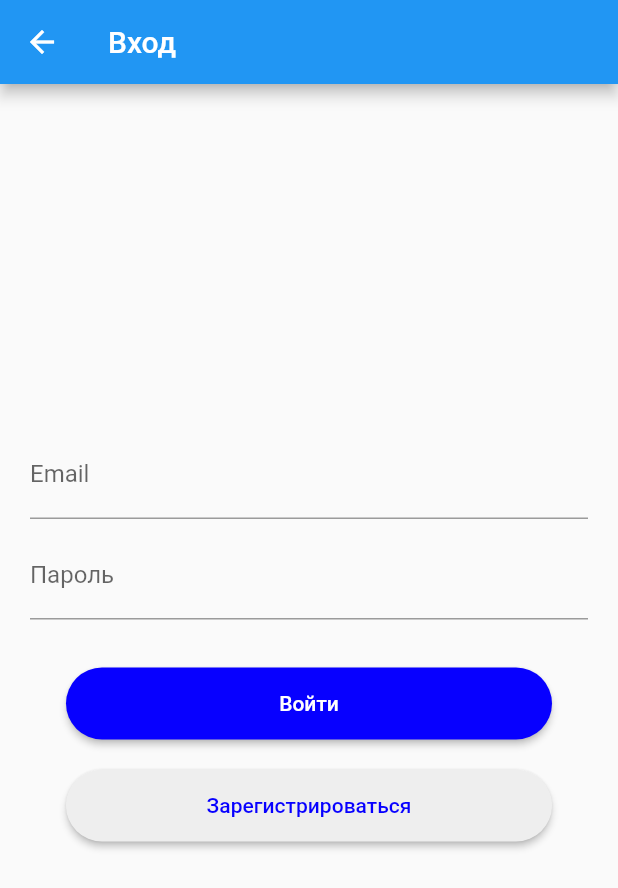
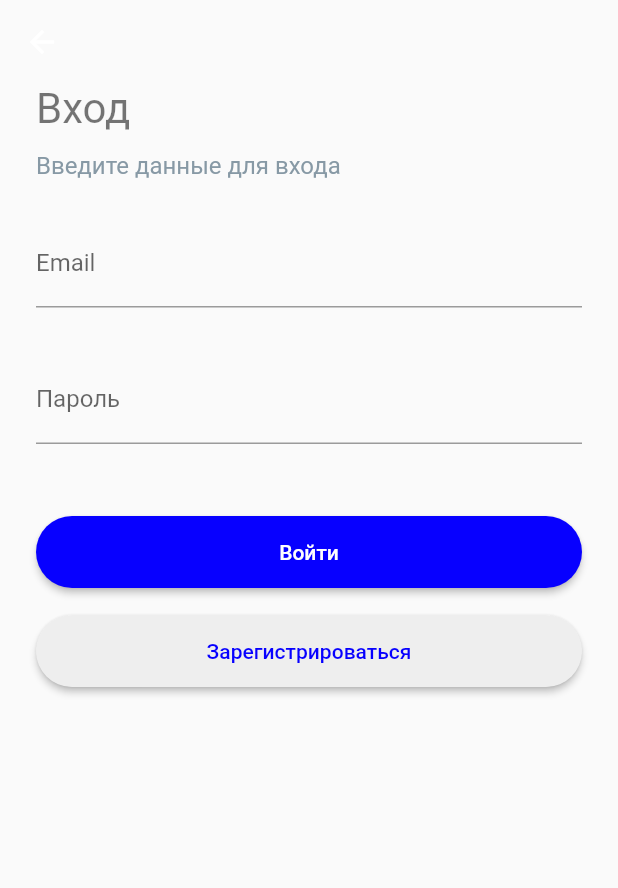
Before and after one commit to nullskill/open_weather_app, a Flutter app: the LoginScreen screen opened directly, on a phone screen of 412 x 824 dp. Shown: the top 888 px of the screen. Run offline on Flutter 3.47's test engine with Material 2 defaults, Android fonts, the phone set to English and light mode, and no system bars; our stand-ins replace dio, firebase_auth, firebase_core, flutter_bloc, geolocator, permission_handler; missing offline and left inert: flow_builder; accounts and stored records are empty.

Commit message:
Дизайн страницы входа

```diff
--- a/lib/src/common/constant /constants.dart
+++ b/lib/src/common/constant /constants.dart
@@ -1,4 +1,4 @@
-class Constants {
+sealed class Constants {
   /// Константы для API
   static const bundleId = 'ru.larkin.open_weather_app';
 
--- a/lib/src/common/theme/theme.dart
+++ b/lib/src/common/theme/theme.dart
@@ -1,43 +1,66 @@
 import 'package:flutter/material.dart';
 
-const kDefaultTextColor = Color(0xFF2B2D33);
+const kPrimaryTextColor = Color(0xFF2B2D33);
+const kSecondaryTextColor = Color(0xFF8799A5);
+const kTertiaryTextColor = Color(0xFFE4E6EC);
+const kActiveTextColor = Color(0xFF0700FF);
+const kCursorTextColor = Color(0xFFFF585D);
 
 final appTheme = ThemeData(
   brightness: Brightness.light,
+
+  /// Text styles
   textTheme: const TextTheme(
     // H1
     headlineLarge: TextStyle(
       fontFamily: 'Ubuntu',
       fontSize: 32,
-        height: .8,
-        color: kDefaultTextColor,
+      color: kPrimaryTextColor,
     ),
     // H2
     headlineMedium: TextStyle(
       fontFamily: 'Ubuntu',
       fontSize: 22,
-        height: .7,
-        color: kDefaultTextColor,
+      color: kPrimaryTextColor,
     ),
     // B1
     titleLarge: TextStyle(
       fontFamily: 'Roboto',
       fontSize: 17,
-        height: .7,
-        color: kDefaultTextColor,
+      color: kPrimaryTextColor,
     ),
     // B2
     titleMedium: TextStyle(
       fontFamily: 'Roboto',
       fontSize: 15,
-        height: .6,
-        color: kDefaultTextColor,
+      color: kPrimaryTextColor,
     ),
     // B3
     titleSmall: TextStyle(
       fontFamily: 'Roboto',
       fontSize: 13,
-        height: .7,
-        color: kDefaultTextColor,
+      color: kPrimaryTextColor,
     ),
-    ));
+  ),
+
+  /// TextField
+  textSelectionTheme: const TextSelectionThemeData(
+    cursorColor: kCursorTextColor,
+  ),
+
+  /// InputDecorationTheme
+  inputDecorationTheme: const InputDecorationTheme(
+    labelStyle: TextStyle(color: kSecondaryTextColor),
+    enabledBorder: UnderlineInputBorder(
+      borderSide: BorderSide(
+        color: kTertiaryTextColor,
+      ),
+    ),
+    focusedBorder: UnderlineInputBorder(
+      borderSide: BorderSide(
+        color: kActiveTextColor,
+        width: 2,
+      ),
+    ),
+  ),
+);
--- a/lib/src/common/widget/action_button.dart
+++ b/lib/src/common/widget/action_button.dart
@@ -1,4 +1,5 @@
 import 'package:flutter/material.dart';
+import 'package:open_weather_app/src/common/theme/theme.dart';
 
 class ActionButton extends StatelessWidget {
   final String text;
@@ -17,8 +18,8 @@ class ActionButton extends StatelessWidget {
     return ElevatedButton(
       onPressed: onPressed,
       style: ElevatedButton.styleFrom(
-        backgroundColor: inverted ? Colors.grey[200] : const Color(0xFF0700FF),
-        foregroundColor: inverted ? const Color(0xFF0700FF) : Colors.white,
+        backgroundColor: inverted ? Colors.grey[200] : kActiveTextColor,
+        foregroundColor: inverted ? kActiveTextColor : Colors.white,
         minimumSize: const Size.fromHeight(48),
         shape: RoundedRectangleBorder(
           borderRadius: BorderRadius.circular(24),
--- a/lib/src/feature/authentication/widget/login_screen.dart
+++ b/lib/src/feature/authentication/widget/login_screen.dart
@@ -1,5 +1,6 @@
 import 'package:flutter/material.dart';
 import 'package:flutter_bloc/flutter_bloc.dart';
+import 'package:open_weather_app/src/common/theme/theme.dart';
 import 'package:open_weather_app/src/common/widget/action_button.dart';
 import 'package:open_weather_app/src/feature/authentication/cubit/login/login_cubit.dart';
 import 'package:open_weather_app/src/feature/authentication/data/authentication_repository.dart';
@@ -13,9 +14,36 @@ class LoginScreen extends StatelessWidget {
   @override
   Widget build(BuildContext context) {
     return Scaffold(
-      appBar: AppBar(title: const Text('Вход')),
+      appBar: AppBar(
+        elevation: 0,
+        backgroundColor: Colors.transparent,
+        bottom: PreferredSize(
+          preferredSize: const Size.fromHeight(82),
+          child: SizedBox(
+            height: 82,
+            width: double.infinity,
+            child: Padding(
+              padding: const EdgeInsets.fromLTRB(24, 0, 24, 8),
+              child: Column(
+                crossAxisAlignment: CrossAxisAlignment.start,
+                children: [
+                  Text(
+                    'Вход',
+                    style: Theme.of(context).textTheme.headlineLarge?.copyWith(fontSize: 28),
+                  ),
+                  const SizedBox(height: 12),
+                  Text(
+                    'Введите данные для входа',
+                    style: Theme.of(context).textTheme.titleMedium?.copyWith(color: kSecondaryTextColor),
+                  ),
+                ],
+              ),
+            ),
+          ),
+        ),
+      ),
       body: Padding(
-        padding: const EdgeInsets.all(20.0),
+        padding: const EdgeInsets.symmetric(horizontal: 24, vertical: 8),
         child: BlocProvider(
           create: (_) => LoginCubit(context.read<AuthenticationRepository>()),
           child: const LoginForm(),
@@ -44,18 +72,14 @@ class LoginForm extends StatelessWidget {
         }
       },
       child: Column(
-        mainAxisAlignment: MainAxisAlignment.center,
         children: [
           _EmailInput(),
-          const SizedBox(height: 8),
+          const SizedBox(height: 32),
           _PasswordInput(),
-          const SizedBox(height: 8),
+          const SizedBox(height: 48),
           _LoginButton(),
-          const SizedBox(height: 8),
-          Padding(
-            padding: const EdgeInsets.fromLTRB(24, 0, 24, 32),
-            child: _SignUpButton(),
-          ),
+          const SizedBox(height: 18),
+          _SignUpButton(),
         ],
       ),
     );
@@ -89,7 +113,9 @@ class _PasswordInput extends StatelessWidget {
           onChanged: (password) {
             context.read<LoginCubit>().passwordChanged(password);
           },
-          decoration: const InputDecoration(labelText: 'Пароль'),
+          decoration: const InputDecoration(
+            labelText: 'Пароль',
+          ),
           obscureText: true,
         );
       },
@@ -105,12 +131,9 @@ class _LoginButton extends StatelessWidget {
       builder: (context, state) {
         return state.status == LoginStatus.submitting
             ? const CircularProgressIndicator()
-            : Padding(
-                padding: const EdgeInsets.fromLTRB(24, 24, 24, 12),
-                child: ActionButton(
-                  text: 'Войти',
-                  onPressed: () => context.read<LoginCubit>().logInWithCredentials(),
-                ),
+            : ActionButton(
+                text: 'Войти',
+                onPressed: () => context.read<LoginCubit>().logInWithCredentials(),
               );
       },
     );
```
Lines whose indentation alone changed are shown as unchanged.
